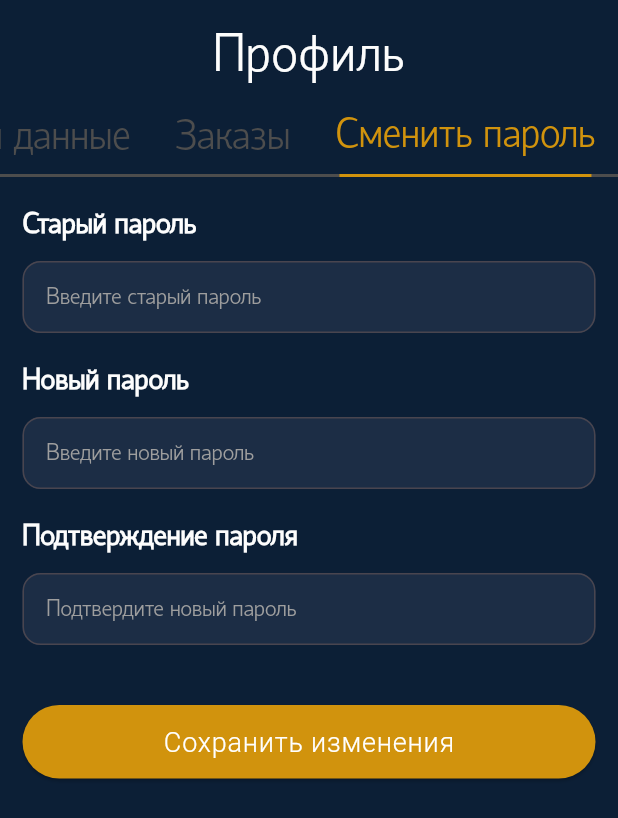
After one commit to Lao-prince/sushi, a Flutter app: the ProfilePage screen opened directly, after a tap on "Мои данные", after a tap on "Заказы", after a tap on "Сменить пароль", on a phone screen of 412 x 824 dp. The commit adds this screen. Shown: the top 818 px of the screen. Run offline on Flutter 3.47's test engine with Material 3 defaults, Android fonts, the phone set to English and light mode, and no system bars; our stand-ins replace flutter_svg; network calls fail.

Commit message:
Добавил новую страницу и исправил другие

```diff
--- a/lib/main.dart
+++ b/lib/main.dart
@@ -2,6 +2,7 @@ import 'package:flutter/material.dart';
 import 'pages/menu_page.dart'; // Убедитесь, что путь к файлу правильный
 import 'pages/search_page.dart'; // Убедитесь, что путь к файлу правильный
 import 'pages/cart_page.dart'; // Убедитесь, что путь к файлу правильный
+import 'pages/profile_page.dart'; // Убедитесь, что путь к файлу правильный
 import 'widgets/menu_bar.dart' as custom; // Используем псевдоним
 import 'style/styles.dart'; // Файл со стилями текста
 
@@ -48,7 +49,7 @@ class _MainPageState extends State<MainPage> {
     MenuPage(), // Убедитесь, что MenuPage определен корректно
     SearchPage(),
     CartPage(),
-    const Center(child: Text('Профиль')),
+    ProfilePage(),
   ];
 
   void _onItemTapped(int index) {
--- a/lib/pages/cart_confirm_page.dart
+++ b/lib/pages/cart_confirm_page.dart
@@ -223,8 +223,14 @@ class CartConfirmPage extends StatelessWidget {
                 ),
                 child: Row(
                   mainAxisAlignment: MainAxisAlignment.center,
-                  mainAxisSize: MainAxisSize.max,
+                  crossAxisAlignment: CrossAxisAlignment.center,
                   children: [
+                    const Icon(
+                      Icons.arrow_back_ios_new,
+                      color: Colors.white,
+                      size: 18,
+                    ),
+                    const SizedBox(width: 8),
                     Text('Вернуться к оформлению', style: AppTextStyles.Subtitle.copyWith(color: Colors.white)),
                   ],
                 ),
--- a/lib/pages/cart_page.dart
+++ b/lib/pages/cart_page.dart
@@ -65,7 +65,13 @@ class CartPage extends StatelessWidget {
                     MaterialPageRoute(builder: (context) => const CartCheckoutPage()),
                   );
                 },
-                child: const Text('К доставке и оплате', style: TextStyle(fontSize: 16)),
+                child: Row(
+                  mainAxisAlignment: MainAxisAlignment.center,
+                  mainAxisSize: MainAxisSize.max,
+                  children: [
+                    Text('К доставке и оплате', style: AppTextStyles.Subtitle.copyWith(color: Colors.white)),
+                  ],
+                ),
               ),
             ),
           ],
--- /dev/null
+++ b/lib/pages/profile_page.dart
@@ -0,0 +1,287 @@
+import 'package:flutter/material.dart';
+import '../style/styles.dart';
+
+class ProfilePage extends StatefulWidget {
+  const ProfilePage({Key? key}) : super(key: key);
+
+  @override
+  _ProfilePageState createState() => _ProfilePageState();
+}
+
+class _ProfilePageState extends State<ProfilePage> with SingleTickerProviderStateMixin {
+  final List<String> menuItems = ['Избранное', 'Мои данные', 'Заказы', 'Сменить пароль'];
+  int activeIndex = 0;
+
+  late ScrollController _scrollController;
+
+  @override
+  void initState() {
+    super.initState();
+    _scrollController = ScrollController();
+  }
+
+  @override
+  void dispose() {
+    _scrollController.dispose();
+    super.dispose();
+  }
+
+  void _onItemTap(int index) {
+    setState(() {
+      activeIndex = index;
+    });
+
+    double offset = (index * 120.0) - (MediaQuery.of(context).size.width / 2) + 60.0;
+    _scrollController.animateTo(
+      offset < 0 ? 0 : offset,
+      duration: const Duration(milliseconds: 300),
+      curve: Curves.easeInOut,
+    );
+  }
+
+  Widget _buildLabeledInputField(String label, String hintText, {bool obscureText = false}) {
+    return Column(
+      crossAxisAlignment: CrossAxisAlignment.start,
+      children: [
+        Text(label, style: AppTextStyles.Title.copyWith(fontWeight: FontWeight.bold)),
+        const SizedBox(height: 12),
+        TextField(
+          obscureText: obscureText,
+          decoration: InputDecoration(
+            hintText: hintText,
+            hintStyle: const TextStyle(color: Colors.grey),
+            filled: true,
+            fillColor: const Color(0xFF1C2D45),
+            border: OutlineInputBorder(
+              borderRadius: BorderRadius.circular(12),
+            ),
+          ),
+        ),
+        const SizedBox(height: 20),
+      ],
+    );
+  }
+
+  Widget _buildChangePasswordForm() {
+    return Column(
+      crossAxisAlignment: CrossAxisAlignment.start,
+      children: [
+        _buildLabeledInputField('Старый пароль', 'Введите старый пароль', obscureText: true),
+        _buildLabeledInputField('Новый пароль', 'Введите новый пароль', obscureText: true),
+        _buildLabeledInputField('Подтверждение пароля', 'Подтвердите новый пароль', obscureText: true),
+        const SizedBox(height: 20),
+        ElevatedButton(
+          onPressed: () {
+            // Logic to handle password change
+          },
+          style: ElevatedButton.styleFrom(
+            backgroundColor: const Color(0xFFD1930D),
+            shape: RoundedRectangleBorder(
+              borderRadius: BorderRadius.circular(25),
+            ),
+            padding: const EdgeInsets.symmetric(vertical: 16, horizontal: 10),
+          ),
+          child: Row(
+            mainAxisAlignment: MainAxisAlignment.center,
+            mainAxisSize: MainAxisSize.max,
+            children: [
+              Text('Сохранить изменения', style: AppTextStyles.Subtitle.copyWith(color: Colors.white)),
+            ],
+          ),
+        ),
+      ],
+    );
+  }
+
+  Widget getActiveContent() {
+    switch (activeIndex) {
+      case 0:
+        return Center(child: Text('Избранное', style: AppTextStyles.Body));
+      case 1:
+        return _buildMyDataCard();
+      case 2:
+        return Center(child: Text('Заказы', style: AppTextStyles.Body));
+      case 3:
+        return _buildChangePasswordForm();
+      default:
+        return const SizedBox();
+    }
+  }
+
+  Widget _buildSection(String title, List<Widget> children) {
+    return Column(
+      crossAxisAlignment: CrossAxisAlignment.start,
+      children: [
+        Text(title, style: AppTextStyles.H2.copyWith(fontWeight: FontWeight.bold)),
+        const SizedBox(height: 20),
+        ...children,
+      ],
+    );
+  }
+
+  Widget _buildMyDataCard() {
+    return Container(
+      padding: const EdgeInsets.all(15),
+      decoration: BoxDecoration(
+        borderRadius: BorderRadius.circular(20),
+        border: Border.all(color: const Color(0xFFD1930D), width: 1.5),
+        gradient: const LinearGradient(
+          colors: [Color(0xFF3A435B), Color(0xFF0A0A0A)],
+          begin: Alignment.topLeft,
+          end: Alignment.bottomRight,
+        ),
+      ),
+      child: Column(
+        crossAxisAlignment: CrossAxisAlignment.start,
+        children: [
+          Row(
+            mainAxisAlignment: MainAxisAlignment.spaceBetween,
+            children: [
+              const SizedBox(), // Placeholder for alignment
+              IconButton(
+                icon: const Icon(Icons.edit, color: Colors.white),
+                onPressed: () {
+                  // Logic to edit profile
+                },
+              ),
+            ],
+          ),
+          const Center(
+            child: CircleAvatar(
+              radius: 90,
+              backgroundImage: AssetImage('assets/avatar.png'), // Update with your asset
+            ),
+          ),
+          const SizedBox(height: 16),
+          const Center(
+            child: Text(
+              'Петр Иванов',
+              style: TextStyle(
+                color: Colors.white,
+                fontSize: 36,
+                fontWeight: FontWeight.bold,
+              ),
+            ),
+          ),
+          const SizedBox(height: 32),
+          Column(
+            crossAxisAlignment: CrossAxisAlignment.start,
+            children: [
+              _buildDataBlock('Мои адреса', 'г. Москва, ул. Примерная, д. 1'),
+              _buildDataBlock('Дата рождения', '01.01.1990'),
+              _buildDataBlock('E-mail', 'example@mail.ru'),
+              _buildDataBlock('Телефон', '+7 (999) 123-45-67'),
+            ],
+          ),
+          const SizedBox(height: 20),
+          Center(
+            child: TextButton(
+              onPressed: () {
+                // Logic to delete profile
+              },
+              style: TextButton.styleFrom(
+                foregroundColor: const Color(0xFFEB8B8D),
+                textStyle: AppTextStyles.Subtitle.copyWith(color: Color(0xFFEB8B8D)),
+              ),
+              child: const Text('Удалить профиль'),
+            ),
+          ),
+        ],
+      ),
+    );
+  }
+
+  Widget _buildDataBlock(String title, String value) {
+    return Column(
+      crossAxisAlignment: CrossAxisAlignment.start,
+      children: [
+        Text(
+          title,
+          style: AppTextStyles.H3.copyWith(color: Color(0xFFD1930D)),
+        ),
+        const SizedBox(height: 6),
+        Text(
+          value,
+          style: AppTextStyles.Title.copyWith(color: Colors.white),
+        ),
+        const SizedBox(height: 12),
+      ],
+    );
+  }
+
+
+  @override
+  Widget build(BuildContext context) {
+    double screenWidth = MediaQuery.of(context).size.width;
+
+    return Scaffold(
+      body: SafeArea(
+        child: Column(
+          children: [
+            const SizedBox(height: 20),
+            Center(
+              child: Text('Профиль', style: AppTextStyles.H1),
+            ),
+            const SizedBox(height: 20),
+            Stack(
+              children: [
+                Positioned(
+                  bottom: 0,
+                  child: Container(
+                    height: 2,
+                    width: screenWidth,
+                    color: const Color(0xFF4D4D4D),
+                  ),
+                ),
+                SingleChildScrollView(
+                  scrollDirection: Axis.horizontal,
+                  controller: _scrollController,
+                  child: Row(
+                    children: menuItems.map((item) {
+                      int index = menuItems.indexOf(item);
+                      return GestureDetector(
+                        onTap: () => _onItemTap(index),
+                        child: Padding(
+                          padding: const EdgeInsets.symmetric(horizontal: 15),
+                          child: Column(
+                            children: [
+                              Text(
+                                item,
+                                style: AppTextStyles.H2.copyWith(
+                                  color: index == activeIndex
+                                      ? const Color(0xFFD1930D)
+                                      : const Color(0xFF4D4D4D),
+                                  fontWeight: index == activeIndex
+                                      ? FontWeight.normal
+                                      : FontWeight.normal,
+                                ),
+                              ),
+                              const SizedBox(height: 10),
+                              AnimatedContainer(
+                                duration: const Duration(milliseconds: 300),
+                                height: index == activeIndex ? 2 : 0,
+                                width: item.length * 12.0,
+                                color: const Color(0xFFD1930D),
+                              ),
+                            ],
+                          ),
+                        ),
+                      );
+                    }).toList(),
+                  ),
+                ),
+              ],
+            ),
+            const SizedBox(height: 20),
+            Expanded(
+              child: Padding(
+                padding: const EdgeInsets.symmetric(horizontal: 15),
+                child: getActiveContent(),
+              ),
+            ),
+          ],
+        ),
+      ),
+    );
+  }
+}
```
